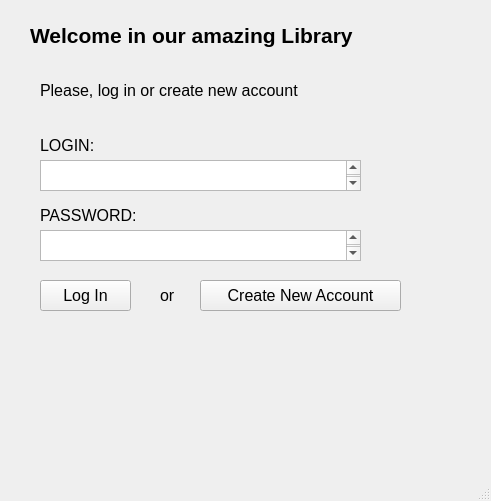
hrutkowski/Internet_Library, file projekt/src/mainwindow.ui: the form before one commit.
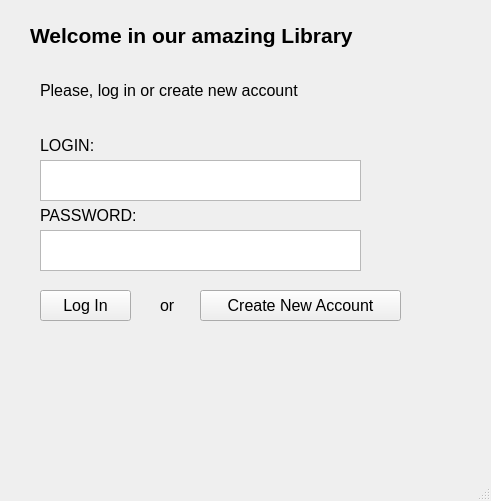
The form after the commit.

```diff
--- a/projekt/src/mainwindow.ui
+++ b/projekt/src/mainwindow.ui
@@ -20,7 +20,7 @@
       <x>40</x>
       <y>160</y>
       <width>321</width>
-      <height>31</height>
+      <height>41</height>
      </rect>
     </property>
     <property name="font">
@@ -35,7 +35,7 @@
       <x>40</x>
       <y>230</y>
       <width>321</width>
-      <height>31</height>
+      <height>41</height>
      </rect>
     </property>
     <property name="font">
@@ -129,7 +129,7 @@
     <property name="geometry">
      <rect>
       <x>40</x>
-      <y>280</y>
+      <y>290</y>
       <width>91</width>
       <height>31</height>
      </rect>
@@ -147,7 +147,7 @@
     <property name="geometry">
      <rect>
       <x>200</x>
-      <y>280</y>
+      <y>290</y>
       <width>201</width>
       <height>31</height>
      </rect>
@@ -165,7 +165,7 @@
     <property name="geometry">
      <rect>
       <x>160</x>
-      <y>280</y>
+      <y>290</y>
       <width>21</width>
       <height>31</height>
      </rect>
@@ -185,7 +185,7 @@
     <property name="geometry">
      <rect>
       <x>60</x>
-      <y>330</y>
+      <y>340</y>
       <width>261</width>
       <height>31</height>
      </rect>
```
